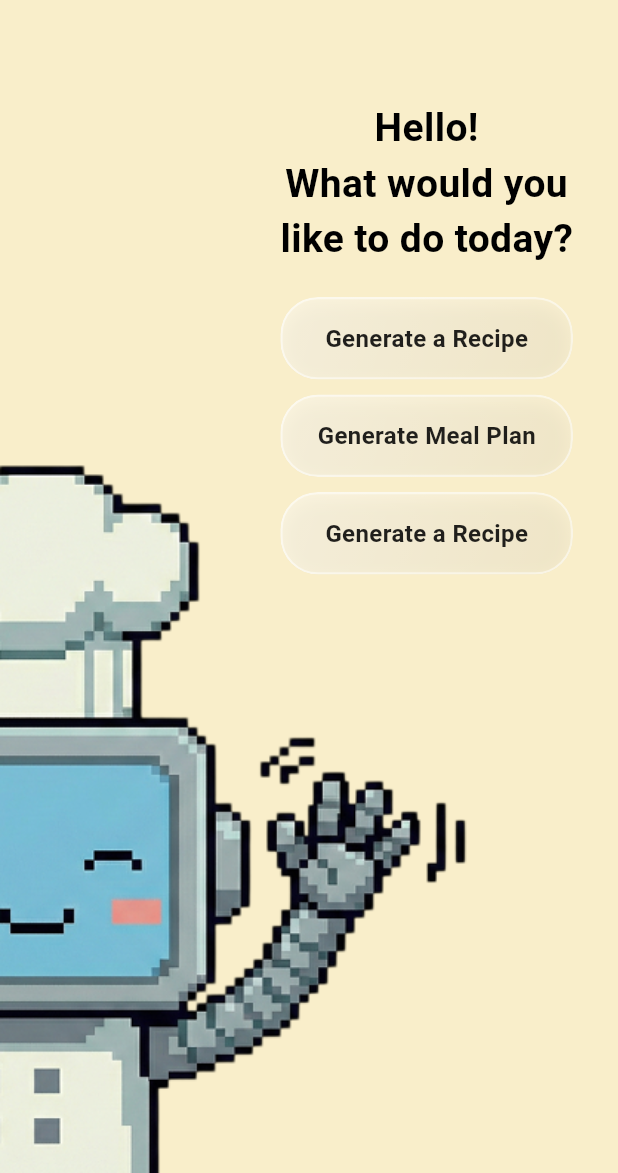
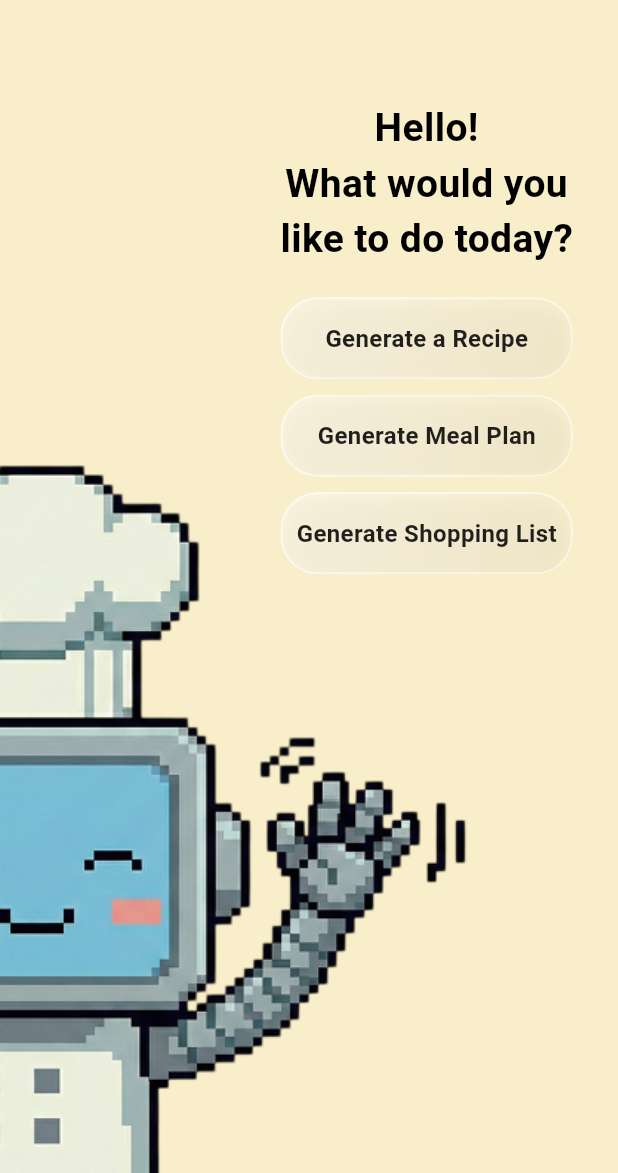
Before and after one commit to DavidLingJH/KitaHack2026, a Flutter app: the screen it shows after launch, on a phone screen of 412 x 824 dp, the part 63-1236 px from its top. Run offline on Flutter 3.47's test engine with Material 3 defaults, Android fonts, the phone set to English and light mode, and no system bars.

Commit message:
chatbot selection update

```diff
--- a/lib/chatbot.dart
+++ b/lib/chatbot.dart
@@ -72,7 +72,7 @@ class Chatbot extends StatelessWidget {
                       ),
                       const SizedBox(height: 10),
                       GlassButton(
-                        text: "Generate a Recipe",
+                        text: "Generate Shopping List",
                         onPressed: () {},
                       ),
                       const SizedBox(height: 10),
```
Also changed, not shown: 1 other file.
